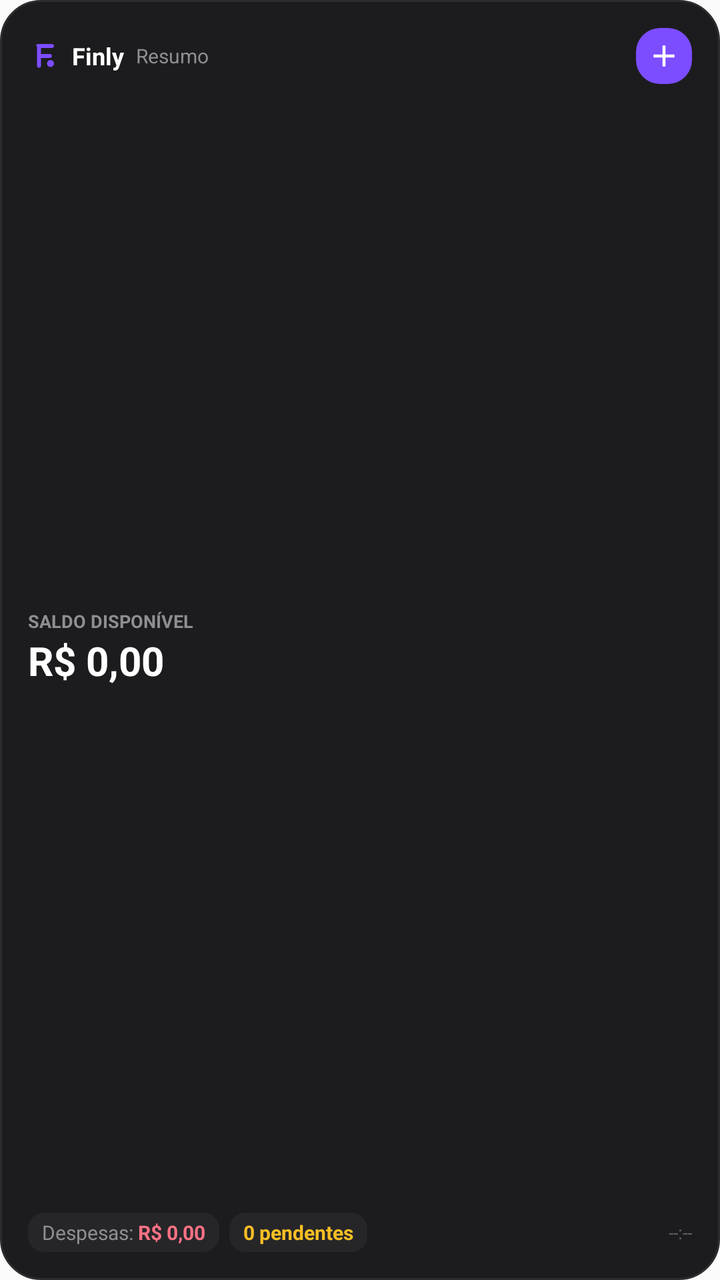
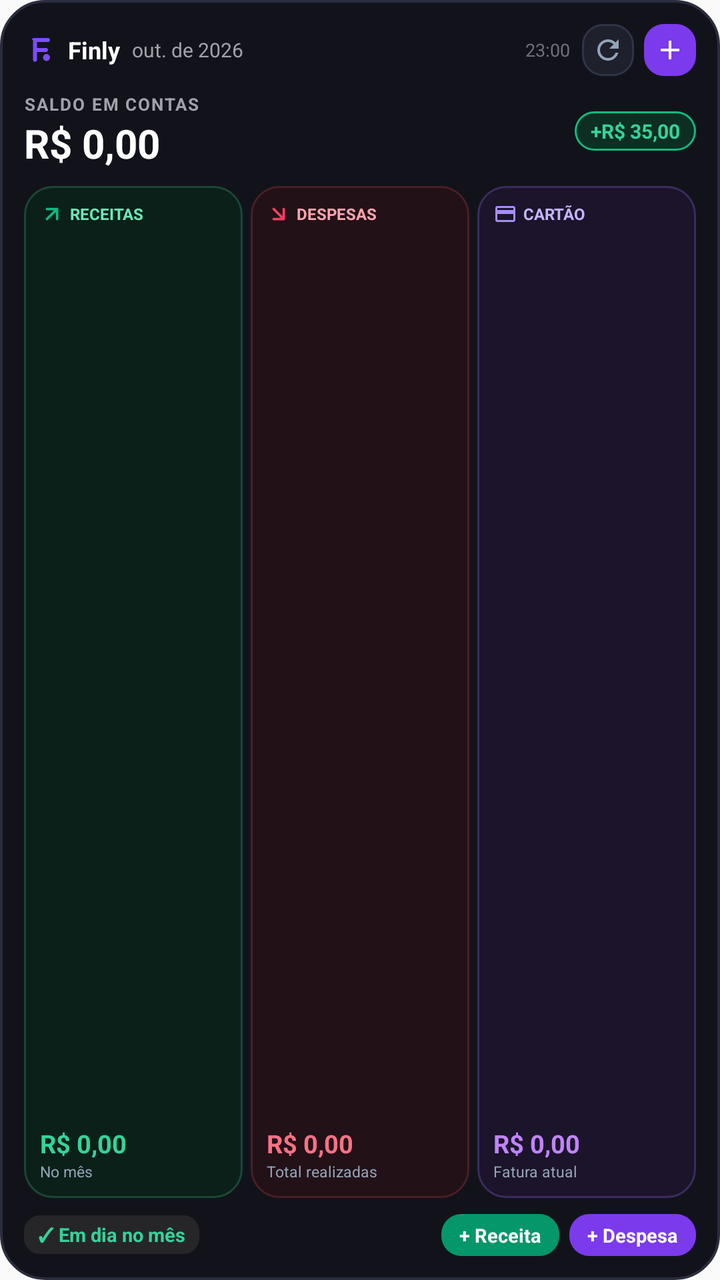

Two renders of the same Android screen: before a commit and after it. Below are the layout's source before the change and the commit's diff.
<!-- AndroidManifest.xml: application theme AppTheme -->
<!-- res/layout/finly_app_widget.xml -->
<?xml version="1.0" encoding="utf-8"?>
<LinearLayout xmlns:android="http://schemas.android.com/apk/res/android"
    android:id="@+id/widget_root"
    android:layout_width="match_parent"
    android:layout_height="match_parent"
    android:background="@drawable/finly_widget_background"
    android:orientation="vertical"
    android:padding="14dp">

    
    <LinearLayout
        android:layout_width="match_parent"
        android:layout_height="wrap_content"
        android:gravity="center_vertical"
        android:orientation="horizontal">

        <ImageView
            android:layout_width="16dp"
            android:layout_height="16dp"
            android:src="@drawable/ic_stat_finly_purple"
            android:contentDescription="@string/app_name" />

        <TextView
            android:layout_width="wrap_content"
            android:layout_height="wrap_content"
            android:layout_marginStart="6dp"
            android:text="Finly"
            android:textColor="#FFFFFF"
            android:textSize="12sp"
            android:textStyle="bold" />

        <TextView
            android:id="@+id/widget_month"
            android:layout_width="0dp"
            android:layout_height="wrap_content"
            android:layout_marginStart="6dp"
            android:layout_weight="1"
            android:text="Resumo"
            android:textColor="#8E8E93"
            android:textSize="10sp"
            android:singleLine="true" />

        <ImageView
            android:id="@+id/widget_btn_add"
            android:layout_width="28dp"
            android:layout_height="28dp"
            android:background="@drawable/finly_widget_btn_bg"
            android:padding="5dp"
            android:src="@drawable/ic_finly_add"
            android:contentDescription="Nova Despesa" />
    </LinearLayout>

    
    <LinearLayout
        android:layout_width="match_parent"
        android:layout_height="0dp"
        android:layout_weight="1"
        android:gravity="center_vertical"
        android:orientation="vertical"
        android:layout_marginTop="2dp"
        android:layout_marginBottom="2dp">

        <TextView
            android:layout_width="wrap_content"
            android:layout_height="wrap_content"
            android:text="SALDO DISPONÍVEL"
            android:textColor="#8E8E93"
            android:textSize="9sp"
            android:textStyle="bold" />

        <TextView
            android:id="@+id/widget_balance"
            android:layout_width="wrap_content"
            android:layout_height="wrap_content"
            android:text="R$ 0,00"
            android:textColor="#FFFFFF"
            android:textSize="20sp"
            android:textStyle="bold"
            android:singleLine="true" />
    </LinearLayout>

    
    <LinearLayout
        android:layout_width="match_parent"
        android:layout_height="wrap_content"
        android:gravity="center_vertical"
        android:orientation="horizontal">

        
        <LinearLayout
            android:layout_width="wrap_content"
            android:layout_height="wrap_content"
            android:background="@drawable/finly_widget_badge_bg"
            android:gravity="center_vertical"
            android:orientation="horizontal"
            android:paddingStart="7dp"
            android:paddingTop="3dp"
            android:paddingEnd="7dp"
            android:paddingBottom="3dp">

            <TextView
                android:layout_width="wrap_content"
                android:layout_height="wrap_content"
                android:text="Despesas: "
                android:textColor="#8E8E93"
                android:textSize="10sp" />

            <TextView
                android:id="@+id/widget_expenses"
                android:layout_width="wrap_content"
                android:layout_height="wrap_content"
                android:text="R$ 0,00"
                android:textColor="#FB7185"
                android:textSize="10sp"
                android:textStyle="bold"
                android:singleLine="true" />
        </LinearLayout>

        
        <LinearLayout
            android:layout_width="wrap_content"
            android:layout_height="wrap_content"
            android:layout_marginStart="5dp"
            android:background="@drawable/finly_widget_badge_bg"
            android:gravity="center_vertical"
            android:orientation="horizontal"
            android:paddingStart="7dp"
            android:paddingTop="3dp"
            android:paddingEnd="7dp"
            android:paddingBottom="3dp">

            <TextView
                android:id="@+id/widget_pending"
                android:layout_width="wrap_content"
                android:layout_height="wrap_content"
                android:text="0 pendentes"
                android:textColor="#FBBF24"
                android:textSize="10sp"
                android:textStyle="bold"
                android:singleLine="true" />
        </LinearLayout>

        <FrameLayout
            android:layout_width="0dp"
            android:layout_height="1dp"
            android:layout_weight="1" />

        <TextView
            android:id="@+id/widget_updated_at"
            android:layout_width="wrap_content"
            android:layout_height="wrap_content"
            android:text="--:--"
            android:textColor="#636366"
            android:textSize="9sp" />
    </LinearLayout>
</LinearLayout>
<!-- resources referenced by this layout -->
<resources>
  <!-- drawable finly_widget_background (drawable) -->
  <?xml version="1.0" encoding="utf-8"?>
  <shape xmlns:android="http://schemas.android.com/apk/res/android"
      android:shape="rectangle">
      <solid android:color="#1C1C1E" />
      <corners android:radius="20dp" />
      <stroke
          android:width="1dp"
          android:color="#2C2C2E" />
  </shape>
  <!-- drawable finly_widget_btn_bg (drawable) -->
  <?xml version="1.0" encoding="utf-8"?>
  <shape xmlns:android="http://schemas.android.com/apk/res/android"
      android:shape="rectangle">
      <solid android:color="#7C4DFF" />
      <corners android:radius="12dp" />
  </shape>
  <!-- unchanged entries left out for length: 5 -->
</resources>

<!-- the commit's change to res/layout/finly_app_widget.xml (unified diff, before → after) -->
@@ -5,7 +5,7 @@
     android:layout_height="match_parent"
     android:background="@drawable/finly_widget_background"
     android:orientation="vertical"
-    android:padding="14dp">
+    android:padding="12dp">
 
     
     <LinearLayout
@@ -31,23 +31,108 @@
 
         <TextView
             android:id="@+id/widget_month"
-            android:layout_width="0dp"
+            android:layout_width="wrap_content"
             android:layout_height="wrap_content"
             android:layout_marginStart="6dp"
-            android:layout_weight="1"
-            android:text="Resumo"
-            android:textColor="#8E8E93"
+            android:text="out. de 2026"
+            android:textColor="#A1A1AA"
             android:textSize="10sp"
             android:singleLine="true" />
 
+        <FrameLayout
+            android:layout_width="0dp"
+            android:layout_height="1dp"
+            android:layout_weight="1" />
+
+        <TextView
+            android:id="@+id/widget_updated_at"
+            android:layout_width="wrap_content"
+            android:layout_height="wrap_content"
+            android:layout_marginEnd="6dp"
+            android:text="23:00"
+            android:textColor="#71717A"
+            android:textSize="9sp"
+            android:singleLine="true" />
+
         <ImageView
-            android:id="@+id/widget_btn_add"
-            android:layout_width="28dp"
-            android:layout_height="28dp"
-            android:background="@drawable/finly_widget_btn_bg"
+            android:id="@+id/widget_btn_refresh"
+            android:layout_width="26dp"
+            android:layout_height="26dp"
+            android:background="@drawable/finly_widget_icon_btn_bg"
+            android:padding="5dp"
+            android:layout_marginEnd="5dp"
+            android:src="@drawable/ic_finly_refresh"
+            android:contentDescription="Atualizar Dados" />
+
+        <ImageView
+            android:id="@+id/widget_btn_add_quick"
+            android:layout_width="26dp"
+            android:layout_height="26dp"
+            android:background="@drawable/finly_widget_btn_action_bg"
             android:padding="5dp"
             android:src="@drawable/ic_finly_add"
-            android:contentDescription="Nova Despesa" />
+            android:contentDescription="Nova Transação" />
+    </LinearLayout>
+
+    
+    <LinearLayout
+        android:id="@+id/widget_balance_section"
+        android:layout_width="match_parent"
+        android:layout_height="wrap_content"
+        android:gravity="center_vertical"
+        android:layout_marginTop="8dp"
+        android:layout_marginBottom="8dp"
+        android:orientation="horizontal">
+
+        <LinearLayout
+            android:layout_width="0dp"
+            android:layout_height="wrap_content"
+            android:layout_weight="1"
+            android:orientation="vertical">
+
+            <TextView
+                android:layout_width="wrap_content"
+                android:layout_height="wrap_content"
+                android:text="SALDO EM CONTAS"
+                android:textColor="#A1A1AA"
+                android:textSize="8.5sp"
+                android:letterSpacing="0.08"
+                android:textStyle="bold" />
+
+            <TextView
+                android:id="@+id/widget_balance"
+                android:layout_width="wrap_content"
+                android:layout_height="wrap_content"
+                android:text="R$ 0,00"
+                android:textColor="#FFFFFF"
+                android:textSize="20sp"
+                android:textStyle="bold"
+                android:singleLine="true" />
+        </LinearLayout>
+
+        
+        <LinearLayout
+            android:id="@+id/widget_monthly_balance_badge"
+            android:layout_width="wrap_content"
+            android:layout_height="wrap_content"
+            android:background="@drawable/finly_widget_pill_mint_bg"
+            android:gravity="center_vertical"
+            android:orientation="horizontal"
+            android:paddingStart="8dp"
+            android:paddingTop="3dp"
+            android:paddingEnd="8dp"
+            android:paddingBottom="3dp">
+
+            <TextView
+                android:id="@+id/widget_monthly_balance"
+                android:layout_width="wrap_content"
+                android:layout_height="wrap_content"
+                android:text="+R$ 35,00"
+                android:textColor="#34D399"
+                android:textSize="10sp"
+                android:textStyle="bold"
+                android:singleLine="true" />
+        </LinearLayout>
     </LinearLayout>
 
     
@@ -55,102 +140,235 @@
         android:layout_width="match_parent"
         android:layout_height="0dp"
         android:layout_weight="1"
-        android:gravity="center_vertical"
-        android:orientation="vertical"
-        android:layout_marginTop="2dp"
-        android:layout_marginBottom="2dp">
-
-        <TextView
-            android:layout_width="wrap_content"
-            android:layout_height="wrap_content"
-            android:text="SALDO DISPONÍVEL"
-            android:textColor="#8E8E93"
-            android:textSize="9sp"
-            android:textStyle="bold" />
-
-        <TextView
-            android:id="@+id/widget_balance"
-            android:layout_width="wrap_content"
-            android:layout_height="wrap_content"
-            android:text="R$ 0,00"
-            android:textColor="#FFFFFF"
-            android:textSize="20sp"
-            android:textStyle="bold"
-            android:singleLine="true" />
+        android:orientation="horizontal"
+        android:baselineAligned="false">
+
+        
+        <LinearLayout
+            android:id="@+id/widget_card_income"
+            android:layout_width="0dp"
+            android:layout_height="match_parent"
+            android:layout_weight="1"
+            android:layout_marginEnd="4dp"
+            android:background="@drawable/finly_widget_card_income_bg"
+            android:orientation="vertical"
+            android:padding="8dp">
+
+            <LinearLayout
+                android:layout_width="match_parent"
+                android:layout_height="wrap_content"
+                android:gravity="center_vertical"
+                android:orientation="horizontal">
+
+                <ImageView
+                    android:layout_width="12dp"
+                    android:layout_height="12dp"
+                    android:src="@drawable/ic_finly_arrow_up"
+                    android:contentDescription="Receitas" />
+
+                <TextView
+                    android:layout_width="wrap_content"
+                    android:layout_height="wrap_content"
+                    android:layout_marginStart="3dp"
+                    android:text="RECEITAS"
+                    android:textColor="#6EE7B7"
+                    android:textSize="8sp"
+                    android:textStyle="bold" />
+            </LinearLayout>
+
+            <FrameLayout
+                android:layout_width="1dp"
+                android:layout_height="0dp"
+                android:layout_weight="1" />
+
+            <TextView
+                android:id="@+id/widget_income"
+                android:layout_width="match_parent"
+                android:layout_height="wrap_content"
+                android:text="R$ 0,00"
+                android:textColor="#34D399"
+                android:textSize="12.5sp"
+                android:textStyle="bold"
+                android:singleLine="true" />
+
+            <TextView
+                android:layout_width="wrap_content"
+                android:layout_height="wrap_content"
+                android:text="No mês"
+                android:textColor="#94A3B8"
+                android:textSize="7.5sp" />
+        </LinearLayout>
+
+        
+        <LinearLayout
+            android:id="@+id/widget_card_expense"
+            android:layout_width="0dp"
+            android:layout_height="match_parent"
+            android:layout_weight="1"
+            android:layout_marginEnd="4dp"
+            android:background="@drawable/finly_widget_card_expense_bg"
+            android:orientation="vertical"
+            android:padding="8dp">
+
+            <LinearLayout
+                android:layout_width="match_parent"
+                android:layout_height="wrap_content"
+                android:gravity="center_vertical"
+                android:orientation="horizontal">
+
+                <ImageView
+                    android:layout_width="12dp"
+                    android:layout_height="12dp"
+                    android:src="@drawable/ic_finly_arrow_down"
+                    android:contentDescription="Despesas" />
+
+                <TextView
+                    android:layout_width="wrap_content"
+                    android:layout_height="wrap_content"
+                    android:layout_marginStart="3dp"
+                    android:text="DESPESAS"
+                    android:textColor="#FDA4AF"
+                    android:textSize="8sp"
+                    android:textStyle="bold" />
+            </LinearLayout>
+
+            <FrameLayout
+                android:layout_width="1dp"
+                android:layout_height="0dp"
+                android:layout_weight="1" />
+
+            <TextView
+                android:id="@+id/widget_expenses"
+                android:layout_width="match_parent"
+                android:layout_height="wrap_content"
+                android:text="R$ 0,00"
+                android:textColor="#FB7185"
+                android:textSize="12.5sp"
+                android:textStyle="bold"
+                android:singleLine="true" />
+
+            <TextView
+                android:layout_width="wrap_content"
+                android:layout_height="wrap_content"
+                android:text="Total realizadas"
+                android:textColor="#94A3B8"
+                android:textSize="7.5sp" />
+        </LinearLayout>
+
+        
+        <LinearLayout
+            android:id="@+id/widget_card_card"
+            android:layout_width="0dp"
+            android:layout_height="match_parent"
+            android:layout_weight="1"
+            android:background="@drawable/finly_widget_card_card_bg"
+            android:orientation="vertical"
+            android:padding="8dp">
+
+            <LinearLayout
+                android:layout_width="match_parent"
+                android:layout_height="wrap_content"
+                android:gravity="center_vertical"
+                android:orientation="horizontal">
+
+                <ImageView
+                    android:layout_width="12dp"
+                    android:layout_height="12dp"
+                    android:src="@drawable/ic_finly_card"
+                    android:contentDescription="Cartão" />
+
+                <TextView
+                    android:layout_width="wrap_content"
+                    android:layout_height="wrap_content"
+                    android:layout_marginStart="3dp"
+                    android:text="CARTÃO"
+                    android:textColor="#C4B5FD"
+                    android:textSize="8sp"
+                    android:textStyle="bold" />
+            </LinearLayout>
+
+            <FrameLayout
+                android:layout_width="1dp"
+                android:layout_height="0dp"
+                android:layout_weight="1" />
+
+            <TextView
+                android:id="@+id/widget_card_expenses"
+                android:layout_width="match_parent"
+                android:layout_height="wrap_content"
+                android:text="R$ 0,00"
+                android:textColor="#C084FC"
+                android:textSize="12.5sp"
+                android:textStyle="bold"
+                android:singleLine="true" />
+
+            <TextView
+                android:layout_width="wrap_content"
+                android:layout_height="wrap_content"
+                android:text="Fatura atual"
+                android:textColor="#94A3B8"
+                android:textSize="7.5sp" />
+        </LinearLayout>
     </LinearLayout>
 
     
     <LinearLayout
         android:layout_width="match_parent"
         android:layout_height="wrap_content"
+        android:layout_marginTop="8dp"
         android:gravity="center_vertical"
         android:orientation="horizontal">
 
         
-        <LinearLayout
+        <TextView
+            android:id="@+id/widget_pending"
             android:layout_width="wrap_content"
             android:layout_height="wrap_content"
             android:background="@drawable/finly_widget_badge_bg"
-            android:gravity="center_vertical"
-            android:orientation="horizontal"
             android:paddingStart="7dp"
             android:paddingTop="3dp"
             android:paddingEnd="7dp"
-            android:paddingBottom="3dp">
-
-            <TextView
-                android:layout_width="wrap_content"
-                android:layout_height="wrap_content"
-                android:text="Despesas: "
-                android:textColor="#8E8E93"
-                android:textSize="10sp" />
-
-            <TextView
-                android:id="@+id/widget_expenses"
-                android:layout_width="wrap_content"
-                android:layout_height="wrap_content"
-                android:text="R$ 0,00"
-                android:textColor="#FB7185"
-                android:textSize="10sp"
-                android:textStyle="bold"
-                android:singleLine="true" />
-        </LinearLayout>
-
-        
-        <LinearLayout
-            android:layout_width="wrap_content"
-            android:layout_height="wrap_content"
-            android:layout_marginStart="5dp"
-            android:background="@drawable/finly_widget_badge_bg"
-            android:gravity="center_vertical"
-            android:orientation="horizontal"
-            android:paddingStart="7dp"
-            android:paddingTop="3dp"
-            android:paddingEnd="7dp"
-            android:paddingBottom="3dp">
-
-            <TextView
-                android:id="@+id/widget_pending"
-                android:layout_width="wrap_content"
-                android:layout_height="wrap_content"
-                android:text="0 pendentes"
-                android:textColor="#FBBF24"
-                android:textSize="10sp"
-                android:textStyle="bold"
-                android:singleLine="true" />
-        </LinearLayout>
+            android:paddingBottom="3dp"
+            android:text="✓ Em dia no mês"
+            android:textColor="#34D399"
+            android:textSize="9.5sp"
+            android:textStyle="bold"
+            android:singleLine="true" />
 
         <FrameLayout
             android:layout_width="0dp"
             android:layout_height="1dp"
             android:layout_weight="1" />
 
-        <TextView
-            android:id="@+id/widget_updated_at"
-            android:layout_width="wrap_content"
-            android:layout_height="wrap_content"
-            android:text="--:--"
-            android:textColor="#636366"
-            android:textSize="9sp" />
+        
+        <TextView
+            android:id="@+id/widget_btn_add_income"
+            android:layout_width="wrap_content"
+            android:layout_height="wrap_content"
+            android:background="@drawable/finly_widget_btn_action_income_bg"
+            android:paddingStart="9dp"
+            android:paddingTop="4dp"
+            android:paddingEnd="9dp"
+            android:paddingBottom="4dp"
+            android:layout_marginEnd="5dp"
+            android:text="+ Receita"
+            android:textColor="#FFFFFF"
+            android:textSize="9.5sp"
+            android:textStyle="bold" />
+
+        
+        <TextView
+            android:id="@+id/widget_btn_add_expense"
+            android:layout_width="wrap_content"
+            android:layout_height="wrap_content"
+            android:background="@drawable/finly_widget_btn_action_bg"
+            android:paddingStart="9dp"
+            android:paddingTop="4dp"
+            android:paddingEnd="9dp"
+            android:paddingBottom="4dp"
+            android:text="+ Despesa"
+            android:textColor="#FFFFFF"
+            android:textSize="9.5sp"
+            android:textStyle="bold" />
     </LinearLayout>
 </LinearLayout>
<!-- resource entries referenced after the edit -->
@@ -4,19 +4,128 @@
   <?xml version="1.0" encoding="utf-8"?>
   <shape xmlns:android="http://schemas.android.com/apk/res/android"
       android:shape="rectangle">
-      <solid android:color="#1C1C1E" />
+      <solid android:color="#12131A" />
+      <corners android:radius="22dp" />
+      <stroke
+          android:width="1.2dp"
+          android:color="#2A2D3D" />
+  </shape>
+  <!-- drawable finly_widget_btn_action_bg (drawable) -->
+  <?xml version="1.0" encoding="utf-8"?>
+  <shape xmlns:android="http://schemas.android.com/apk/res/android"
+      android:shape="rectangle">
+      <solid android:color="#7C3AED" />
+      <corners android:radius="10dp" />
+  </shape>
+  <!-- drawable finly_widget_btn_action_income_bg (drawable) -->
+  <?xml version="1.0" encoding="utf-8"?>
+  <shape xmlns:android="http://schemas.android.com/apk/res/android"
+      android:shape="rectangle">
+      <solid android:color="#059669" />
+      <corners android:radius="10dp" />
+  </shape>
+  <!-- drawable finly_widget_card_card_bg (drawable) -->
+  <?xml version="1.0" encoding="utf-8"?>
+  <shape xmlns:android="http://schemas.android.com/apk/res/android"
+      android:shape="rectangle">
+      <solid android:color="#1B142A" />
+      <corners android:radius="14dp" />
+      <stroke
+          android:width="1dp"
+          android:color="#3C2C5E" />
+  </shape>
+  <!-- drawable finly_widget_card_expense_bg (drawable) -->
+  <?xml version="1.0" encoding="utf-8"?>
+  <shape xmlns:android="http://schemas.android.com/apk/res/android"
+      android:shape="rectangle">
+      <solid android:color="#221117" />
+      <corners android:radius="14dp" />
+      <stroke
+          android:width="1dp"
+          android:color="#4A1E26" />
+  </shape>
+  <!-- drawable finly_widget_card_income_bg (drawable) -->
+  <?xml version="1.0" encoding="utf-8"?>
+  <shape xmlns:android="http://schemas.android.com/apk/res/android"
+      android:shape="rectangle">
+      <solid android:color="#0B2019" />
+      <corners android:radius="14dp" />
+      <stroke
+          android:width="1dp"
+          android:color="#1A4737" />
+  </shape>
+  <!-- drawable finly_widget_icon_btn_bg (drawable) -->
+  <?xml version="1.0" encoding="utf-8"?>
+  <shape xmlns:android="http://schemas.android.com/apk/res/android"
+      android:shape="rectangle">
+      <solid android:color="#1E202C" />
+      <corners android:radius="10dp" />
+      <stroke
+          android:width="1dp"
+          android:color="#2F3346" />
+  </shape>
+  <!-- drawable finly_widget_pill_mint_bg (drawable) -->
+  <?xml version="1.0" encoding="utf-8"?>
+  <shape xmlns:android="http://schemas.android.com/apk/res/android"
+      android:shape="rectangle">
+      <solid android:color="#0D2E22" />
       <corners android:radius="20dp" />
       <stroke
           android:width="1dp"
-          android:color="#2C2C2E" />
+          android:color="#10B981" />
   </shape>
-  <!-- drawable finly_widget_btn_bg (drawable) -->
+  <!-- drawable ic_finly_arrow_down (drawable) -->
   <?xml version="1.0" encoding="utf-8"?>
-  <shape xmlns:android="http://schemas.android.com/apk/res/android"
-      android:shape="rectangle">
-      <solid android:color="#7C4DFF" />
-      <corners android:radius="12dp" />
-  </shape>
+  <vector xmlns:android="http://schemas.android.com/apk/res/android"
+      android:width="20dp"
+      android:height="20dp"
+      android:viewportWidth="24"
+      android:viewportHeight="24">
+      <path
+          android:fillColor="#F43F5E"
+          android:pathData="M7,7L17,17M17,17H7M17,17V7"
+          android:strokeColor="#F43F5E"
+          android:strokeWidth="2.5"
+          android:strokeLineCap="round"
+          android:strokeLineJoin="round" />
+  </vector>
+  <!-- drawable ic_finly_arrow_up (drawable) -->
+  <?xml version="1.0" encoding="utf-8"?>
+  <vector xmlns:android="http://schemas.android.com/apk/res/android"
+      android:width="20dp"
+      android:height="20dp"
+      android:viewportWidth="24"
+      android:viewportHeight="24">
+      <path
+          android:fillColor="#10B981"
+          android:pathData="M7,17L17,7M17,7H7M17,7V17"
+          android:strokeColor="#10B981"
+          android:strokeWidth="2.5"
+          android:strokeLineCap="round"
+          android:strokeLineJoin="round" />
+  </vector>
+  <!-- drawable ic_finly_card (drawable) -->
+  <?xml version="1.0" encoding="utf-8"?>
+  <vector xmlns:android="http://schemas.android.com/apk/res/android"
+      android:width="20dp"
+      android:height="20dp"
+      android:viewportWidth="24"
+      android:viewportHeight="24">
+      <path
+          android:fillColor="#A78BFA"
+          android:pathData="M20,4H4C2.89,4 2.01,4.89 2.01,6L2,18c0,1.11 0.89,2 2,2h16c1.11,0 2,-0.89 2,-2V6c0,-1.11 -0.89,-2 -2,-2zm0,14H4v-6h16v6zm0,-10H4V6h16v2z" />
+  </vector>
+  <!-- drawable ic_finly_refresh (drawable) -->
+  <?xml version="1.0" encoding="utf-8"?>
+  <vector xmlns:android="http://schemas.android.com/apk/res/android"
+      android:width="18dp"
+      android:height="18dp"
+      android:viewportWidth="24"
+      android:viewportHeight="24">
+      <path
+          android:fillColor="#94A3B8"
+          android:pathData="M17.65,6.35C16.2,4.9 14.21,4 12,4c-4.42,0 -7.99,3.58 -7.99,8s3.57,8 7.99,8c3.73,0 6.84,-2.55 7.73,-6h-2.08c-0.82,2.33 -3.04,4 -5.65,4 -3.31,0 -6,-2.69 -6,-6s2.69,-6 6,-6c1.66,0 3.14,0.69 4.22,1.78L13,11h7V4l-2.35,2.35z" />
+  </vector>
   <!-- unchanged entries left out for length: 5 -->
 </resources>
 
